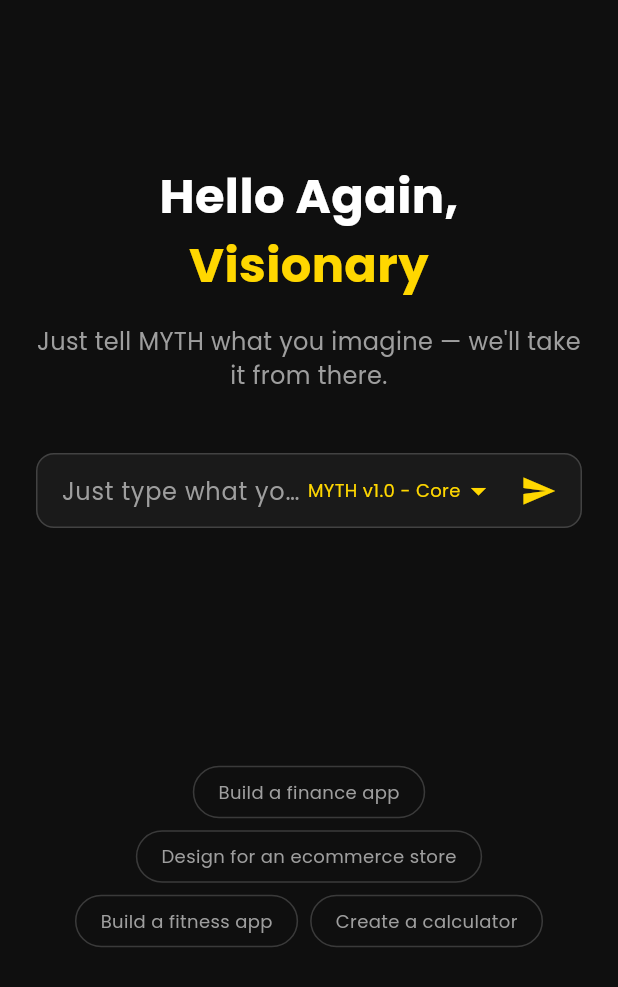
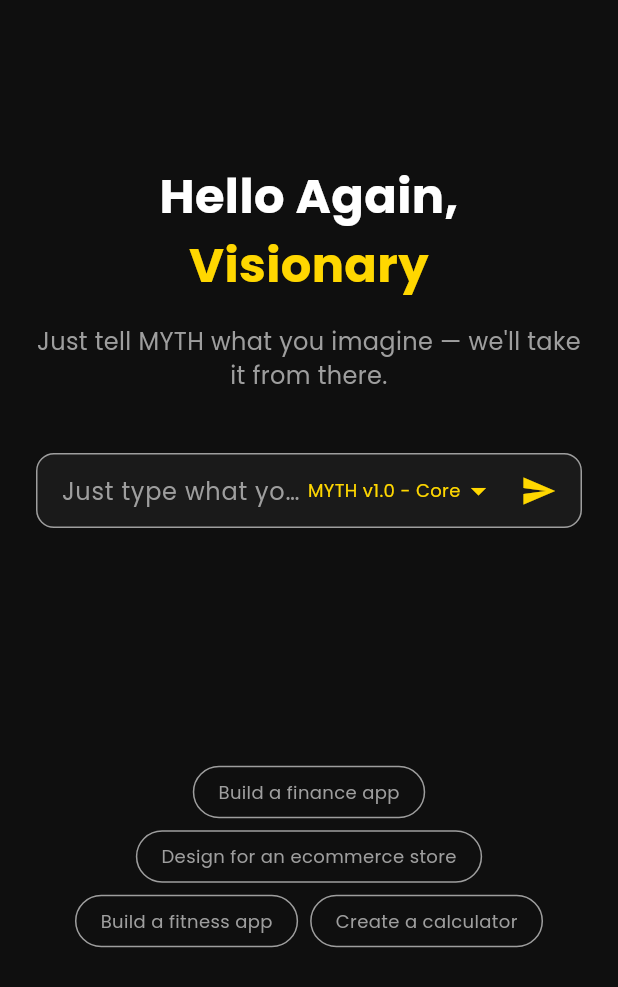
Before and after one commit to rajadaud12/MYTH-Apps-Builder, a Flutter app: the screen it shows after launch, on a phone screen of 412 x 824 dp. Shown: the top 987 px of the screen. Run offline on Flutter 3.47's test engine with Material 3 defaults, Android fonts, the phone set to English and light mode, and no system bars; our stand-ins replace google_fonts.

Commit message:
Update lib/screens/home.dart via MYTH Build System (Branch: project-69cbaea7a32e4920c975a776)

```diff
--- a/lib/screens/home.dart
+++ b/lib/screens/home.dart
@@ -21,7 +21,7 @@ class _HomeScreenState extends State<HomeScreen> {
     return Scaffold(
       body: SafeArea(
         child: Padding(
-          padding: const EdgeInsets.all(24.0),
+          padding: EdgeInsets.all(24.0),
           child: Column(
             children: [
               SizedBox(height: 40),
@@ -57,7 +57,7 @@ class _HomeScreenState extends State<HomeScreen> {
                 padding: EdgeInsets.symmetric(horizontal: 16),
                 decoration: BoxDecoration(
                   color: AppColors.surface,
-                  border: Border.all(color: AppColors.textSecondary.withOpacity(0.3)),
+                  border: Border.all(color: AppColors.textSecondary),
                   borderRadius: BorderRadius.circular(12),
                 ),
                 child: Row(
@@ -77,7 +77,6 @@ class _HomeScreenState extends State<HomeScreen> {
                     ),
                     GestureDetector(
                       onTap: () {
-                        // Handle model selection
                       },
                       child: Row(
                         children: [
@@ -96,7 +95,6 @@ class _HomeScreenState extends State<HomeScreen> {
                     GestureDetector(
                       onTap: () {
                         if (_controller.text.isNotEmpty) {
-                          // Handle send action
                         }
                       },
                       child: Icon(Icons.send, color: AppColors.primary),
@@ -123,7 +121,7 @@ class _HomeScreenState extends State<HomeScreen> {
                       child: Container(
                         padding: EdgeInsets.symmetric(horizontal: 16, vertical: 8),
                         decoration: BoxDecoration(
-                          border: Border.all(color: AppColors.textSecondary.withOpacity(0.3)),
+                          border: Border.all(color: AppColors.textSecondary),
                           borderRadius: BorderRadius.circular(20),
                         ),
                         child: Text(
```
